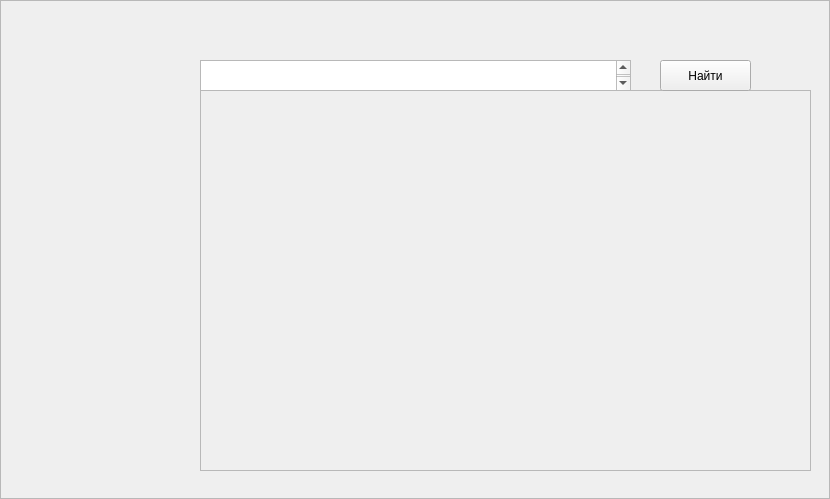
moevm/gui-1h2017-09, file searchform.ui: the form before one commit.
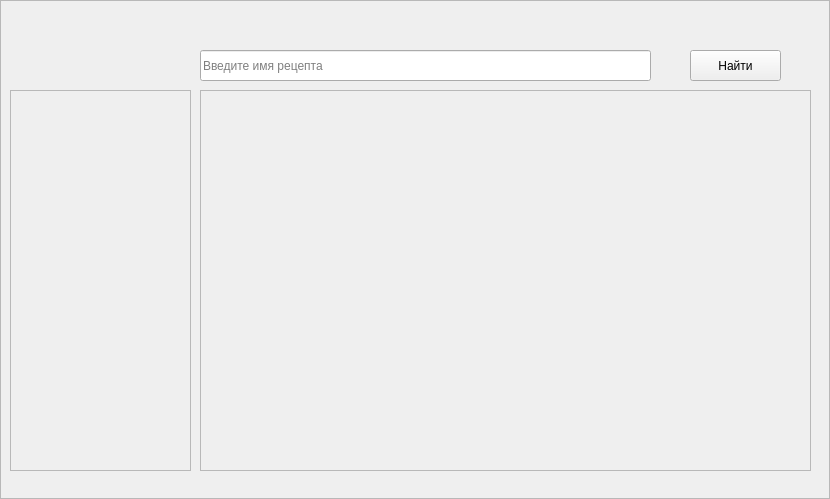
The form after the commit.

What changed in the file:
```diff
--- a/searchform.ui
+++ b/searchform.ui
@@ -19,18 +19,7 @@
   <property name="frameShadow">
    <enum>QFrame::Raised</enum>
   </property>
-  <widget class="QWidget" name="verticalLayoutWidget">
-   <property name="geometry">
-    <rect>
-     <x>10</x>
-     <y>90</y>
-     <width>181</width>
-     <height>381</height>
-    </rect>
-   </property>
-   <layout class="QVBoxLayout" name="verticalLayout_ingr"/>
-  </widget>
-  <widget class="QScrollArea" name="scrollArea">
+  <widget class="QScrollArea" name="scrollArea_rep">
    <property name="geometry">
     <rect>
      <x>200</x>
@@ -64,32 +53,11 @@
     </widget>
    </widget>
   </widget>
-  <widget class="QTextBrowser" name="textBrowse_name">
-   <property name="geometry">
-    <rect>
-     <x>200</x>
-     <y>60</y>
-     <width>431</width>
-     <height>31</height>
-    </rect>
-   </property>
-   <property name="statusTip">
-    <string>введите название рецепта</string>
-   </property>
-   <property name="html">
-    <string>&lt;!DOCTYPE HTML PUBLIC &quot;-//W3C//DTD HTML 4.0//EN&quot; &quot;http://www.w3.org/TR/REC-html40/strict.dtd&quot;&gt;
-&lt;html&gt;&lt;head&gt;&lt;meta name=&quot;qrichtext&quot; content=&quot;1&quot; /&gt;&lt;style type=&quot;text/css&quot;&gt;
-p, li { white-space: pre-wrap; }
-&lt;/style&gt;&lt;/head&gt;&lt;body style=&quot; font-family:'MS Shell Dlg 2'; font-size:8.25pt; font-weight:400; font-style:normal;&quot;&gt;
-&lt;p style=&quot;-qt-paragraph-type:empty; margin-top:0px; margin-bottom:0px; margin-left:0px; margin-right:0px; -qt-block-indent:0; text-indent:0px;&quot;&gt;&lt;br /&gt;&lt;/p&gt;
-&lt;p style=&quot;-qt-paragraph-type:empty; margin-top:0px; margin-bottom:0px; margin-left:0px; margin-right:0px; -qt-block-indent:0; text-indent:0px;&quot;&gt;&lt;br /&gt;&lt;/p&gt;&lt;/body&gt;&lt;/html&gt;</string>
-   </property>
-  </widget>
   <widget class="QPushButton" name="Button_search">
    <property name="geometry">
     <rect>
-     <x>660</x>
-     <y>60</y>
+     <x>690</x>
+     <y>50</y>
      <width>91</width>
      <height>31</height>
     </rect>
@@ -98,6 +66,66 @@
     <string>Найти</string>
    </property>
   </widget>
+  <widget class="QLineEdit" name="lineEdit_name">
+   <property name="geometry">
+    <rect>
+     <x>200</x>
+     <y>50</y>
+     <width>451</width>
+     <height>31</height>
+    </rect>
+   </property>
+   <property name="statusTip">
+    <string/>
+   </property>
+   <property name="whatsThis">
+    <string/>
+   </property>
+   <property name="placeholderText">
+    <string>Введите имя рецепта</string>
+   </property>
+  </widget>
+  <widget class="QScrollArea" name="scrollArea_ingr">
+   <property name="geometry">
+    <rect>
+     <x>10</x>
+     <y>90</y>
+     <width>181</width>
+     <height>381</height>
+    </rect>
+   </property>
+   <property name="verticalScrollBarPolicy">
+    <enum>Qt::ScrollBarAsNeeded</enum>
+   </property>
+   <property name="widgetResizable">
+    <bool>true</bool>
+   </property>
+   <widget class="QWidget" name="scrollAreaWidgetContents_2">
+    <property name="geometry">
+     <rect>
+      <x>0</x>
+      <y>0</y>
+      <width>179</width>
+      <height>379</height>
+     </rect>
+    </property>
+    <widget class="QWidget" name="verticalLayoutWidget">
+     <property name="geometry">
+      <rect>
+       <x>10</x>
+       <y>0</y>
+       <width>171</width>
+       <height>381</height>
+      </rect>
+     </property>
+     <layout class="QVBoxLayout" name="verticalLayout_ingr">
+      <property name="rightMargin">
+       <number>0</number>
+      </property>
+     </layout>
+    </widget>
+   </widget>
+  </widget>
  </widget>
  <resources/>
  <connections/>
```
Left out of the diff: 2 changed lines with no effect on the pictures.
